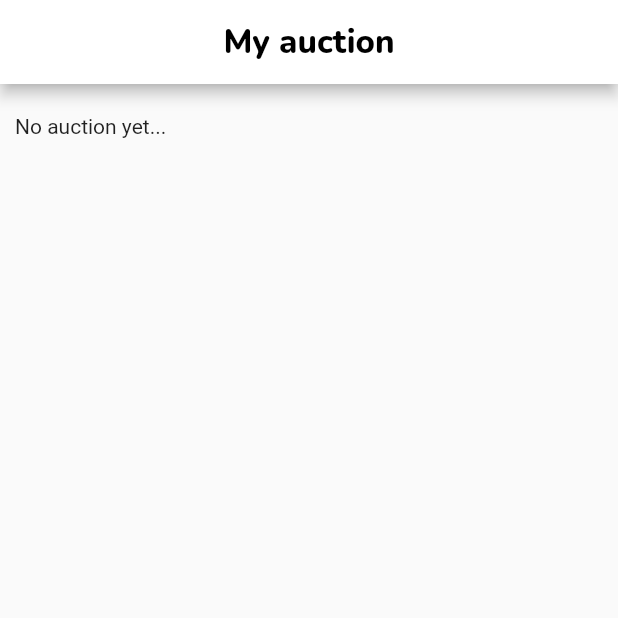
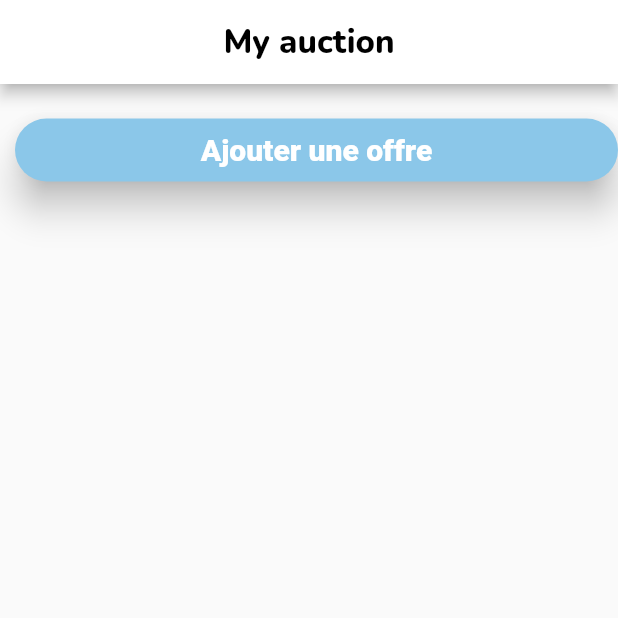
Before and after one commit to Laura398/WebSales, a Flutter app: the MyAuction screen opened by its route, on a phone screen of 412 x 824 dp, the top half of it. Run offline on Flutter 3.47's test engine with Material 2 defaults, Android fonts, the phone set to English and light mode, and no system bars; our stand-ins replace equatable, google_fonts, image_picker; network calls fail.

Commit message:
bid -> auction

```diff
--- a/lib/main.dart
+++ b/lib/main.dart
@@ -31,7 +31,7 @@ class WebSales extends StatelessWidget {
         '/auth': (context) => const Auth(),
         '/authSignUp': (context) => const AuthInscription(),
         '/myAccount': (context) => const MyAccount(),
-        '/addBid': (context) => const Add(),
+        '/addAuction': (context) => const Add(),
       },
       home: const DefaultTabController(
         length: 4,
@@ -40,8 +40,8 @@ class WebSales extends StatelessWidget {
             labelColor: colorNav,
             tabs: [
               Tab(icon: Icon(Icons.account_balance)),
+              Tab(icon: Icon(Icons.add_shopping_cart)),
               Tab(icon: Icon(Icons.card_travel)),
-              Tab(icon: Icon(Icons.add_shopping_cart)),
               Tab(icon: Icon(Icons.person)),
             ],
           ),
--- a/lib/src/auction.page.dart
+++ b/lib/src/auction.page.dart
@@ -1,5 +1,6 @@
 import 'package:flutter/material.dart';
 import 'package:google_fonts/google_fonts.dart';
+import 'package:websales/main.dart';
 
 class MyAuction extends StatefulWidget {
   const MyAuction({Key? key}) : super(key: key);
@@ -26,8 +27,47 @@ class MyAuctionState extends State<MyAuction> {
       ),
       body: const SingleChildScrollView(
         padding: EdgeInsets.only(left: 10, top: 20),
-        child: Text('No auction yet...'),
+        child: MyAuctionData(),
       ),
     );
   }
 }
+
+class MyAuctionData extends StatefulWidget {
+  const MyAuctionData({Key? key}) : super(key: key);
+
+  @override
+  State<StatefulWidget> createState() => MyAuctionDataState();
+}
+
+class MyAuctionDataState extends State<MyAuctionData> {
+  @override
+  Widget build(BuildContext context) {
+    return SizedBox(
+        width: MediaQuery.of(context).size.width,
+        child: ElevatedButton(
+            onPressed: () {
+              Navigator.pushNamed(
+                context,
+                '/addAuction',
+              );
+            },
+            child: const Text('Ajouter une offre'),
+            style: TextButton.styleFrom(
+              alignment: Alignment.center,
+              elevation: 10,
+              primary: Colors.white,
+              backgroundColor: colorNav,
+              minimumSize: const Size.fromHeight(42),
+              shape: const RoundedRectangleBorder(
+                borderRadius: BorderRadius.all(
+                  Radius.circular(25),
+                ),
+              ),
+              textStyle: const TextStyle(
+                fontSize: 20,
+                fontWeight: FontWeight.w800,
+              ),
+            )));
+  }
+}
```
Also changed, not shown: lib/src/bid.page.dart (+8 -37 lines).
